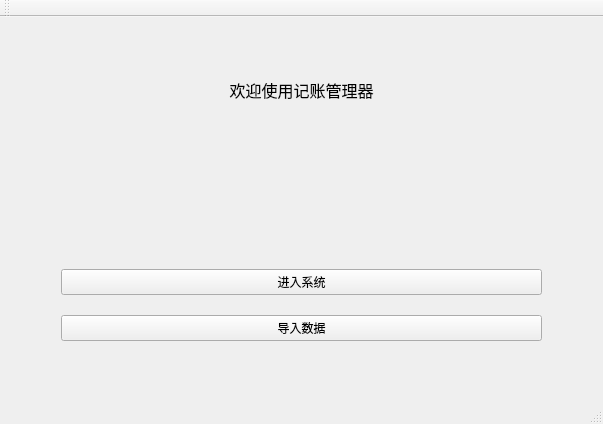
Above: APDFinal/APDFinal.ui from vernonwu/CPP_Project_Semester_3 before the change. Below: the same form after it.
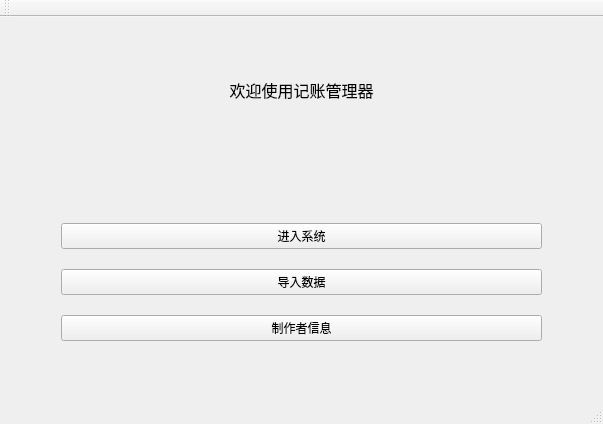
That is the form after the change.

Patch:
```diff
--- a/APDFinal/APDFinal.ui
+++ b/APDFinal/APDFinal.ui
@@ -75,6 +75,13 @@
         </property>
        </widget>
       </item>
+      <item>
+       <widget class="QPushButton" name="pushButton_3">
+        <property name="text">
+         <string>制作者信息</string>
+        </property>
+       </widget>
+      </item>
      </layout>
     </item>
    </layout>
```
